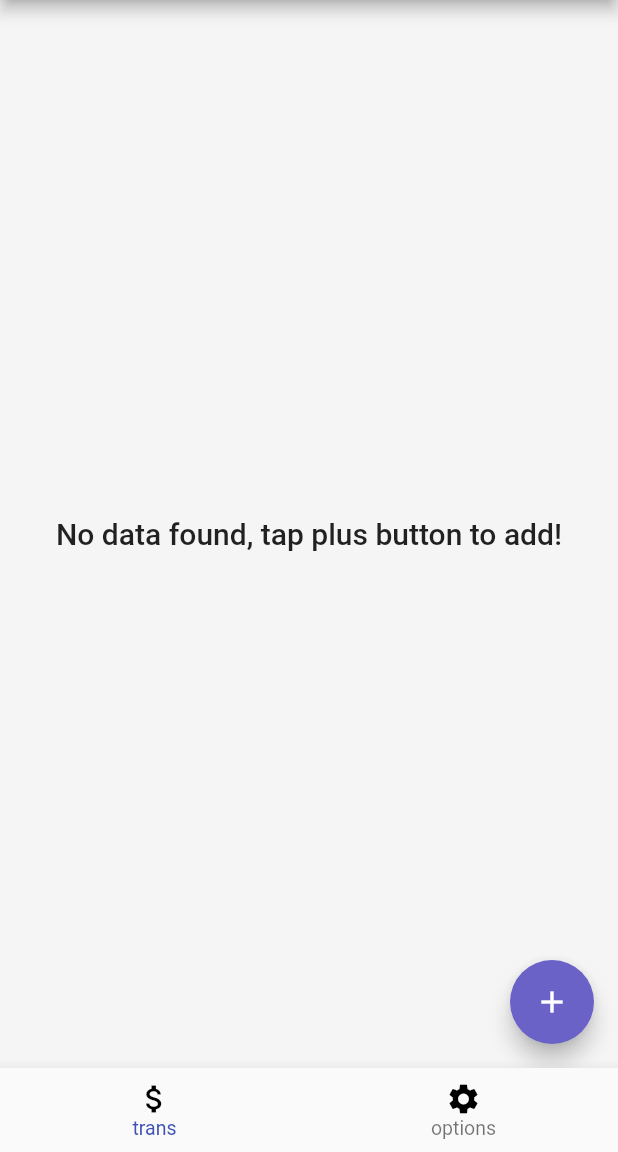
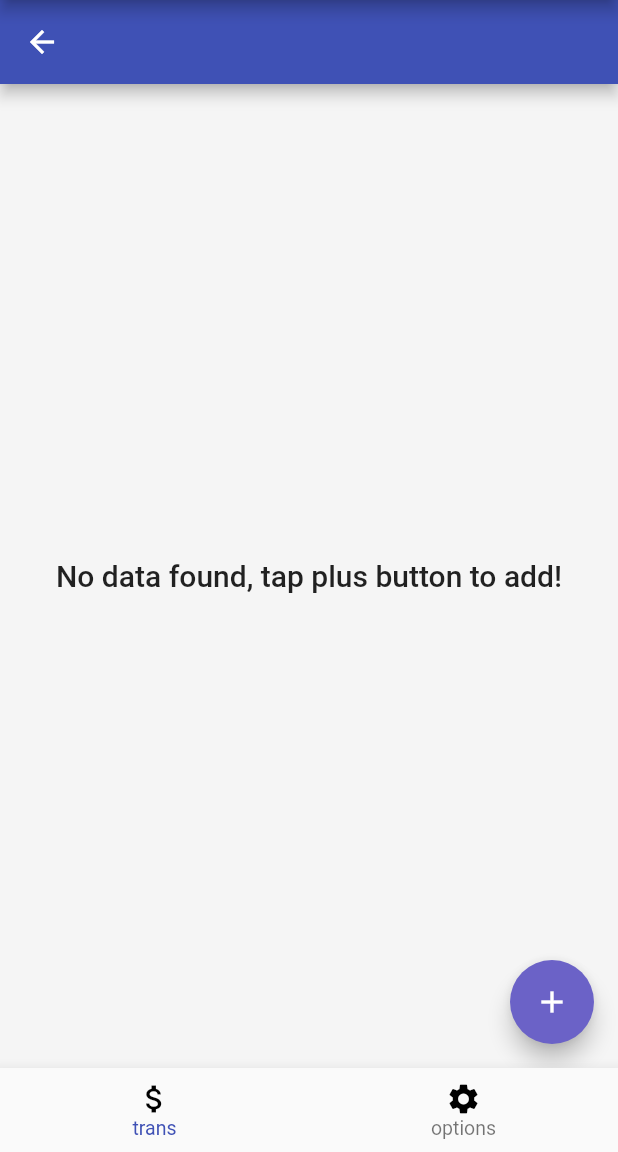
Before and after one commit to ilhembensalha/front_budget_app, a Flutter app: the Nav screen opened directly, in the side drawer, after a tap on the "add" icon, on a phone screen of 412 x 824 dp, the part 84-1236 px from its top. Run offline on Flutter 3.47's test engine with Material 2 defaults, Android fonts, the phone set to English and light mode, and no system bars; our stand-ins replace fluttertoast, font_awesome_flutter, hexcolor, shared_preferences; accounts and stored records are empty; network calls fail.

Commit message:
2 commit

```diff
--- a/lib/widgets/bottomnav.dart
+++ b/lib/widgets/bottomnav.dart
@@ -6,7 +6,7 @@ import 'package:budget_app/pages/options.dart';
 
 import 'package:budget_app/transaction/affichetrans.dart';
 import 'package:budget_app/widgets/navigation_drawer_widget.dart' as drawer;
-import 'package:budget_app/widgets/profile_page.dart';
+
 
 class Nav extends StatefulWidget {
   @override
@@ -17,7 +17,7 @@ class _NavState extends State<Nav> {
   int _selectedIndex = 0;
   final List<Widget> _widgetOptions = <Widget>[
 
-      home(title: '',),
+      Affichetrans(title: '',),
       MyApp(),
   ];
 
--- a/lib/widgets/navigation_drawer_widget.dart
+++ b/lib/widgets/navigation_drawer_widget.dart
@@ -6,6 +6,7 @@ import 'package:budget_app/login_page.dart';
 import 'package:budget_app/pages/data.dart';
 import 'package:budget_app/transaction/affichetrans.dart';
 import 'package:budget_app/widgets/bottomnav.dart';
+import 'package:budget_app/widgets/profile_page.dart';
 import 'package:shared_preferences/shared_preferences.dart';
 
 class NavigationDrawer extends StatefulWidget {
@@ -62,14 +63,14 @@ class NavigationDrawerWidget extends State<NavigationDrawer> {
           Divider(),
 
             ListTile(
-            leading: Icon(Icons.calendar_today),
-            title: Text('calendar'),
+            leading: Icon(Icons.verified_user_rounded),
+            title: Text('profile_page'),
             onTap: ()  {
                               Navigator.push(
                                   context,
                                   MaterialPageRoute(
                                       builder: (context) =>
-                                     date(title: 'date',)));
+                                     home(title: 'profile',)));
                             },
           ),
 
--- a/lib/widgets/profile_page.dart
+++ b/lib/widgets/profile_page.dart
@@ -35,14 +35,11 @@ home({Key? key, required this.title}) : super(key: key);
 }
 
 class _homeState extends State<home> {
-   final ApiTrans api = ApiTrans();
-  List<Transaction> transactionList=[];
+
 
   @override
   Widget build(BuildContext context) {
-    if(transactionList == null) {
-      transactionList = <Transaction>[];
-    }
+
     // This method is rerun every time setState is called, for instance as done
     // by the _incrementCounter method above.
     //
@@ -50,41 +47,19 @@ class _homeState extends State<home> {
     // fast, so that you can just rebuild anything that needs updating rather
     // than having to individually change instances of widgets.
     return Scaffold(
+      appBar: AppBar(
+        // Here we take the value from the MyHomePage object that was created by
+        // the App.build method, and use it to set our appbar title.
+        title: Text(widget.title),
+      ),
       body: new Container(
         child: new Center(
-            child: new FutureBuilder(
-              future: loadList(),
-              builder: (context, snapshot) {
-                return transactionList.length > 0? new TransactionList(transaction: transactionList):
-                new Center(child:
-                new Text('No data found, tap plus button to add!', style: Theme.of(context).textTheme.headline6));
-              },
-            )
+            child:  Text(' profile page '),
         ),
       ),
-      floatingActionButton: FloatingActionButton(
-        onPressed: () {
-          _navigateToAddScreen(context);
-        },
-        tooltip: 'Increment',
-        child: Icon(Icons.add),
-      ), // This trailing comma makes auto-formatting nicer for build methods.
+      // This trailing comma makes auto-formatting nicer for build methods.
     );
   }
- Future loadList() {
-    Future<List<Transaction>> futureCases = api.getCat();
-    futureCases.then((transactionList) {
-      setState(() {
-        this.transactionList = transactionList;
-      });
-    });
-    return futureCases;
-  }
 
-  _navigateToAddScreen (BuildContext context) async {
-    final result = await Navigator.push(
-      context,
-      MaterialPageRoute(builder: (context) => Addtrans()),
-    );
-  }
+
 }
```
